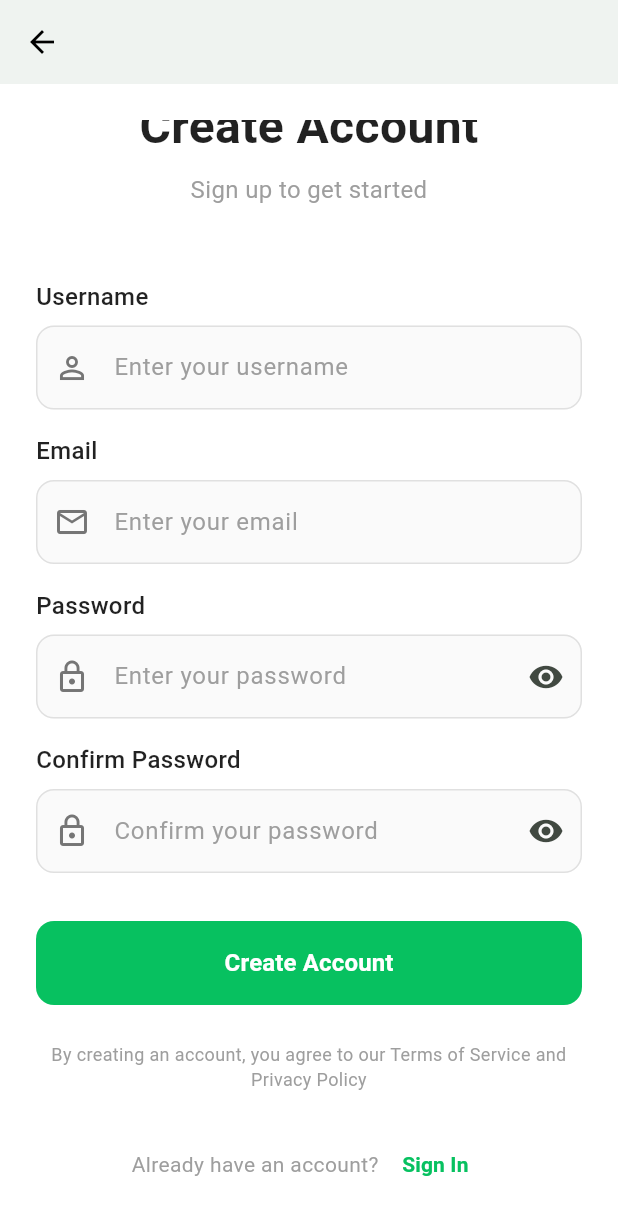
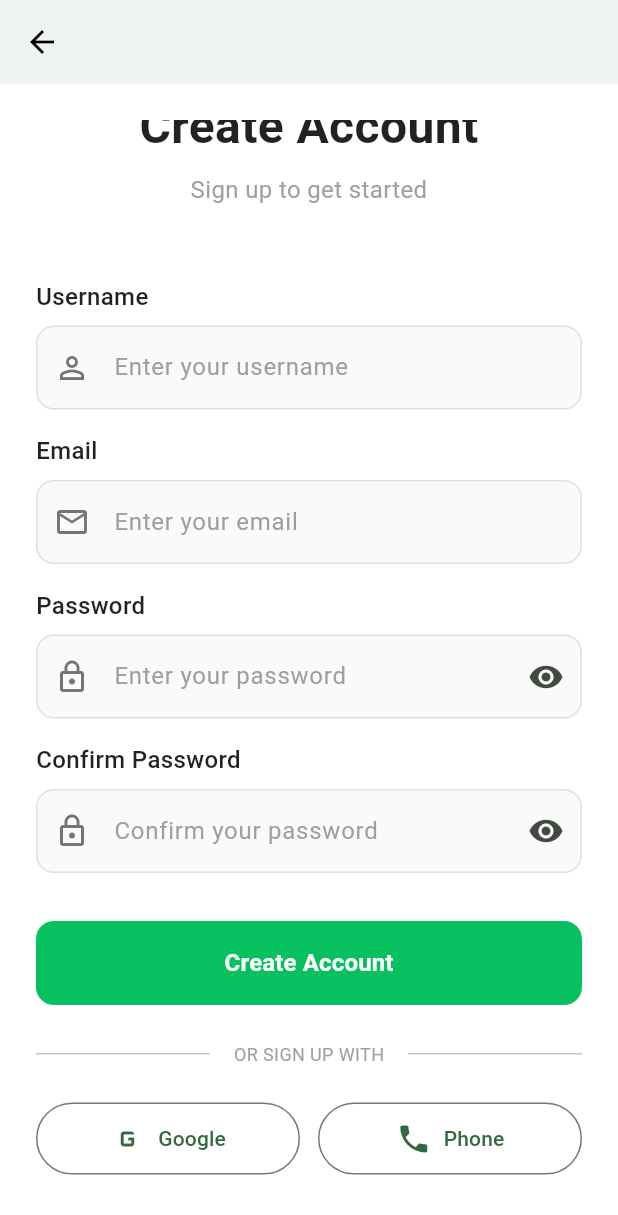
Before and after one commit to mikegehrke/wechat_clone_new, a Flutter app: the RegisterPage screen opened directly, scrolled down 147 dp, on a phone screen of 412 x 824 dp. Shown: the top 1215 px of the screen. Run offline on Flutter 3.47's test engine with Material 3 defaults, Android fonts, the phone set to English and light mode, and no system bars; our stand-ins replace cached_network_image, chewie, cloud_firestore, firebase_auth, firebase_messaging, firebase_storage and 9 more; missing offline and left inert: flutter_stripe, video_thumbnail; accounts and stored records are empty; network calls fail.

Commit message:
Add social sign-up options to registration page
Co-authored-by: ibuyplussell15 <ibuyplussell15@gmail.com>

```diff
--- a/lib/pages/auth/register_page.dart
+++ b/lib/pages/auth/register_page.dart
@@ -215,6 +215,101 @@ class _RegisterPageState extends State<RegisterPage> {
                   ),
                   const SizedBox(height: 24),
 
+                  // Divider
+                  const Row(
+                    children: [
+                      Expanded(child: Divider()),
+                      Padding(
+                        padding: EdgeInsets.symmetric(horizontal: 16),
+                        child: Text('OR SIGN UP WITH', style: TextStyle(color: Colors.grey, fontSize: 12)),
+                      ),
+                      Expanded(child: Divider()),
+                    ],
+                  ),
+                  const SizedBox(height: 24),
+
+                  // Social Sign-Up Buttons Row
+                  Row(
+                    children: [
+                      // Google
+                      Expanded(
+                        child: OutlinedButton.icon(
+                          onPressed: () async {
+                            try {
+                              await AuthService().loginWithGoogle();
+                              if (mounted) {
+                                Navigator.of(context).pushReplacement(
+                                  MaterialPageRoute(builder: (context) => const MainNavigation()),
+                                );
+                              }
+                            } catch (e) {
+                              if (mounted) {
+                                ScaffoldMessenger.of(context).showSnackBar(
+                                  SnackBar(content: Text('Google Sign-Up failed: $e'), backgroundColor: Colors.red),
+                                );
+                              }
+                            }
+                          },
+                          icon: const Icon(Icons.g_mobiledata, size: 24),
+                          label: const Text('Google'),
+                          style: OutlinedButton.styleFrom(
+                            padding: const EdgeInsets.symmetric(vertical: 12),
+                          ),
+                        ),
+                      ),
+                      const SizedBox(width: 12),
+
+                      // Apple (nur iOS/macOS)
+                      if (Platform.isIOS || Platform.isMacOS)
+                        Expanded(
+                          child: OutlinedButton.icon(
+                            onPressed: () async {
+                              try {
+                                await AuthService().loginWithApple();
+                                if (mounted) {
+                                  Navigator.of(context).pushReplacement(
+                                    MaterialPageRoute(builder: (context) => const MainNavigation()),
+                                  );
+                                }
+                              } catch (e) {
+                                if (mounted) {
+                                  ScaffoldMessenger.of(context).showSnackBar(
+                                    SnackBar(content: Text('Apple Sign-Up failed: $e'), backgroundColor: Colors.red),
+                                  );
+                                }
+                              }
+                            },
+                            icon: const Icon(Icons.apple, size: 24),
+                            label: const Text('Apple'),
+                            style: OutlinedButton.styleFrom(
+                              padding: const EdgeInsets.symmetric(vertical: 12),
+                              foregroundColor: Colors.black,
+                            ),
+                          ),
+                        ),
+                      if (Platform.isIOS || Platform.isMacOS)
+                        const SizedBox(width: 12),
+
+                      // Phone
+                      Expanded(
+                        child: OutlinedButton.icon(
+                          onPressed: () async {
+                            // Phone registration logic (reuse from login_page)
+                            ScaffoldMessenger.of(context).showSnackBar(
+                              const SnackBar(content: Text('Phone sign-up - use Login page for now')),
+                            );
+                          },
+                          icon: const Icon(Icons.phone, size: 24),
+                          label: const Text('Phone'),
+                          style: OutlinedButton.styleFrom(
+                            padding: const EdgeInsets.symmetric(vertical: 12),
+                          ),
+                        ),
+                      ),
+                    ],
+                  ),
+                  const SizedBox(height: 24),
+
                   // Terms and Privacy
                   const Text(
                     'By creating an account, you agree to our Terms of Service and Privacy Policy',
```
